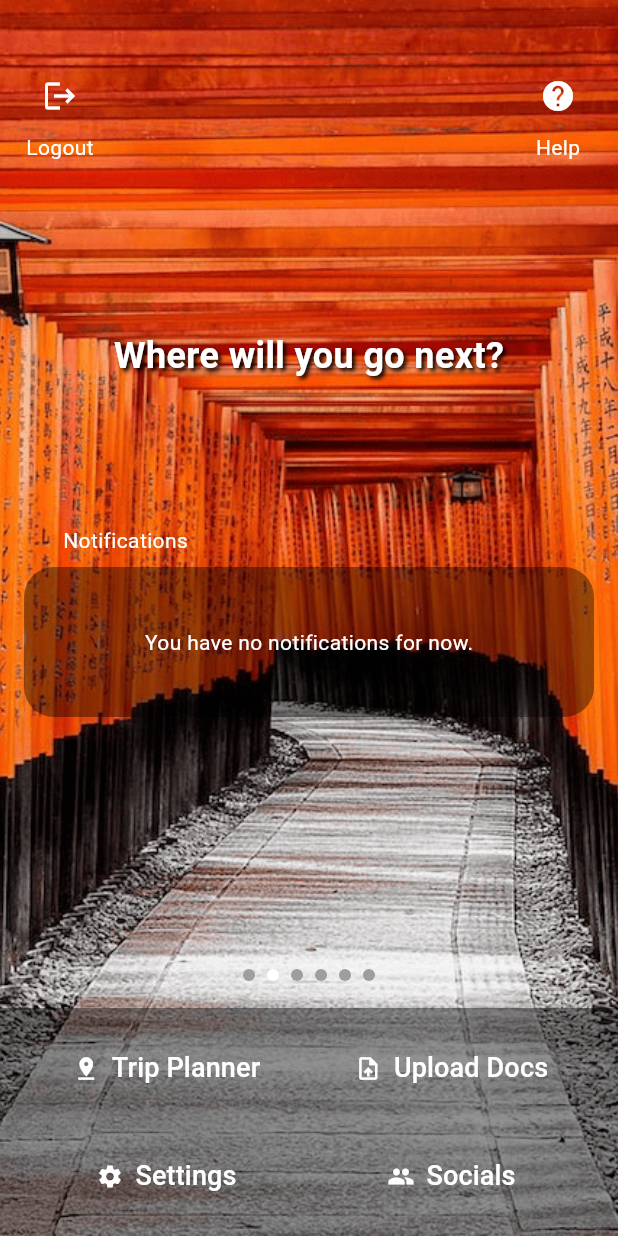
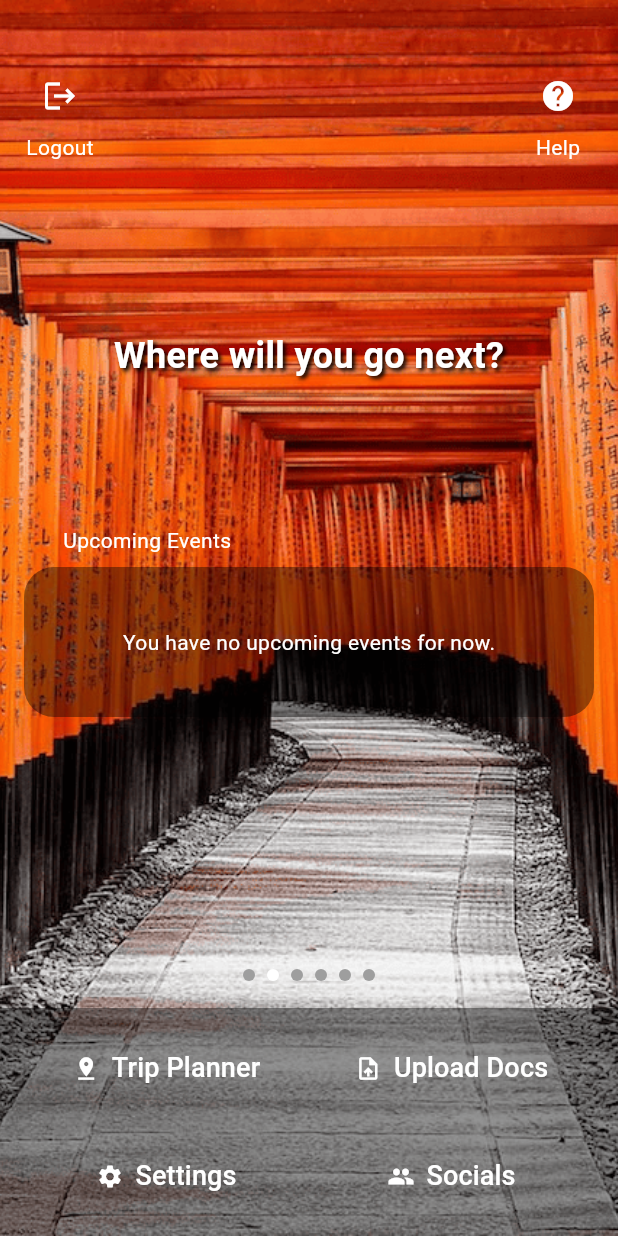
Before and after one commit to matthewyeo1/WanderWise, a Flutter app: the MenuPage screen opened by its route, swiped to page 2, on a phone screen of 412 x 824 dp. Run offline on Flutter 3.47's test engine with Material 3 defaults, Android fonts, the phone set to English and light mode, and no system bars; our stand-ins replace cloud_firestore, dash_chat_2, file_picker, firebase_auth, firebase_core, firebase_storage and 5 more; missing offline and left inert: flutter_pdfview; accounts and stored records are empty.

Commit message:
-added: 1. background image indicator for menu page, 2. impending events widget placeholder

```diff
--- a/ww_code/lib/menu_page.dart
+++ b/ww_code/lib/menu_page.dart
@@ -60,7 +60,7 @@
                 crossAxisAlignment: CrossAxisAlignment.start,
                 children: [
                   const Text(
-                    '       Notifications',
+                    '       Upcoming Events',
                     style: TextStyle(
                       color: Colors.white,
                       fontSize: 14,
@@ -75,7 +75,7 @@
                       child: const Padding(
                           padding: EdgeInsets.all(18.0),
                           child: Center(
-                            child: Text('You have no notifications for now.',
+                            child: Text('You have no upcoming events for now.',
                                 style: TextStyle(
                                     color: Colors.white, fontSize: 14)),
                           ))),
```
